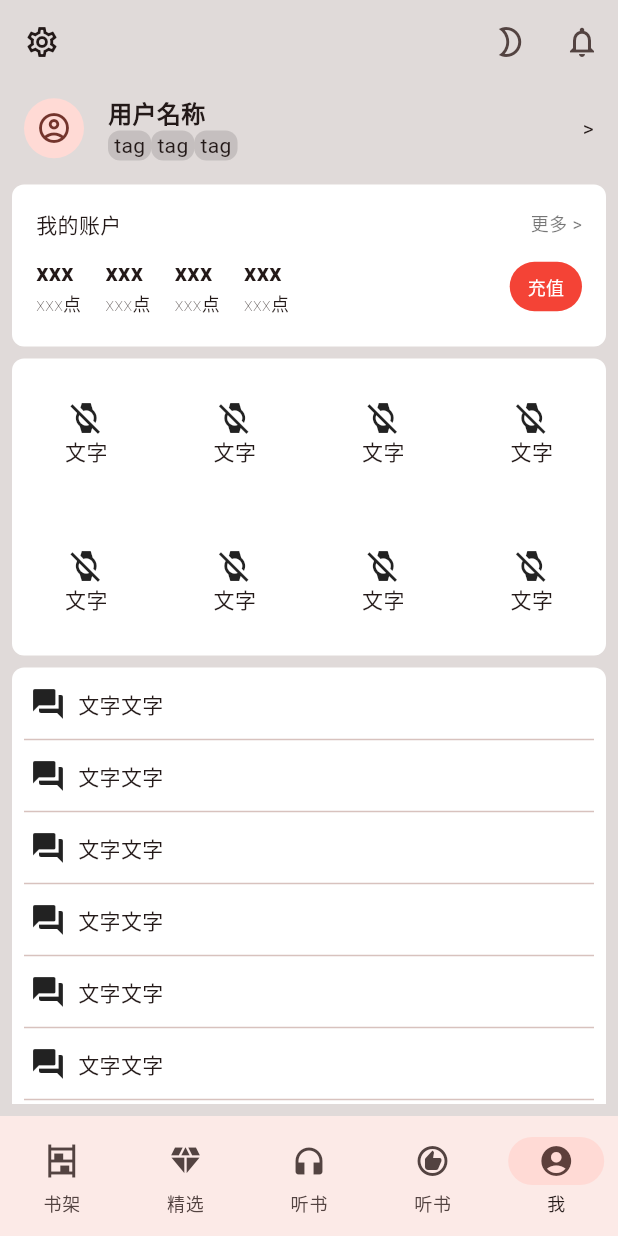
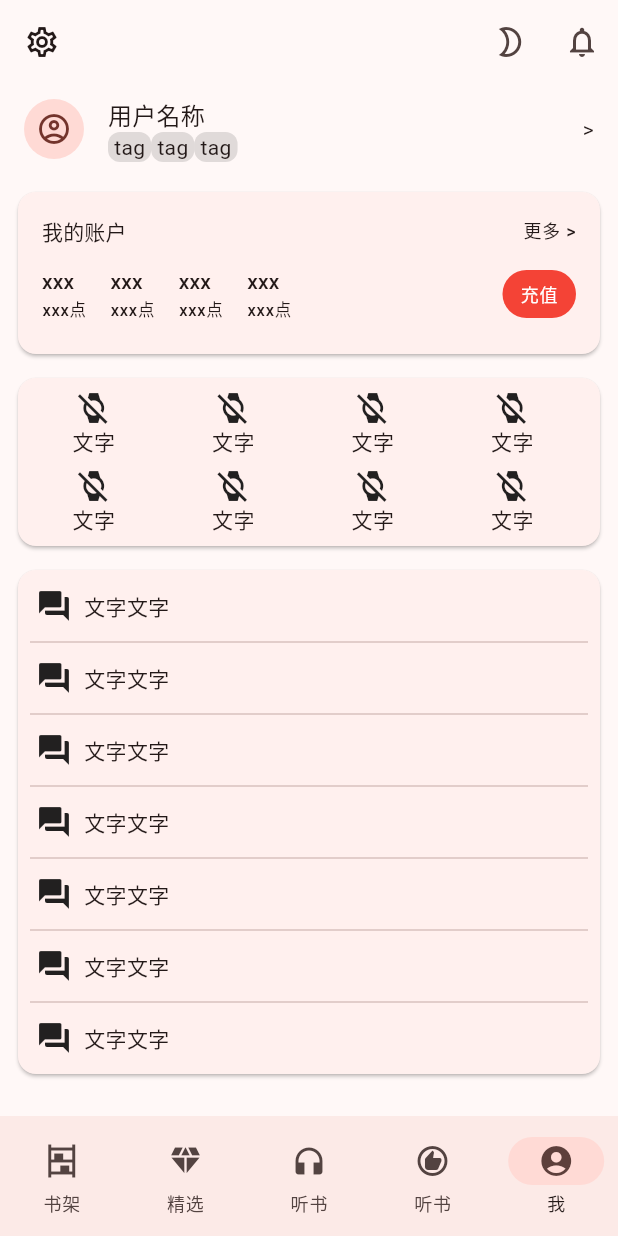
Before and after one commit to eirueirufu/qidian, a Flutter app: the screen it shows after launch, item 5 of the bottom bar chosen, after a tap on "充值", on a phone screen of 412 x 824 dp. Run offline on Flutter 3.47's test engine with Material 3 defaults, Android fonts, the light colour scheme and no system bars.

Commit message:
feat: material restyle

```diff
--- a/lib/me/me.dart
+++ b/lib/me/me.dart
@@ -1,4 +1,5 @@
 import 'package:flutter/material.dart';
+import 'package:qidian/widget/scroll_gap.dart';
 
 class Me extends StatefulWidget {
   const Me({super.key});
@@ -11,12 +12,8 @@ class MeState extends State<Me> {
   @override
   Widget build(BuildContext context) {
     return Scaffold(
-      backgroundColor: Colors.black12,
       appBar: AppBar(
-        // surfaceTintColor: Colors.transparent,
-        backgroundColor: Colors.transparent,
         leading: const Icon(Icons.settings_outlined),
-        elevation: 0,
         actions: [
           IconButton(
             onPressed: () {},
@@ -49,12 +46,9 @@ class MeState extends State<Me> {
                       child: Column(
                         crossAxisAlignment: CrossAxisAlignment.start,
                         children: [
-                          const Text(
+                          Text(
                             "用户名称",
-                            style: TextStyle(
-                              fontSize: 16,
-                              fontWeight: FontWeight.bold,
-                            ),
+                            style: Theme.of(context).textTheme.titleMedium,
                           ),
                           Wrap(
                             children: List.generate(
@@ -78,29 +72,24 @@ class MeState extends State<Me> {
                 ),
               ),
             ),
-            const SliverToBoxAdapter(
-              child: SizedBox(height: 8),
-            ),
+            const ScrollGap(),
             SliverToBoxAdapter(
+              child: Card(
                 child: Container(
                   padding: const EdgeInsets.all(16),
-                decoration: BoxDecoration(
-                  borderRadius: BorderRadius.circular(8),
-                  color: Colors.white,
-                ),
                   child: Column(
                     crossAxisAlignment: CrossAxisAlignment.start,
                     children: [
-                    const Row(
+                      Row(
                         mainAxisAlignment: MainAxisAlignment.spaceBetween,
                         children: [
                           Text(
                             "我的账户",
-                          style: TextStyle(fontSize: 14),
+                            style: Theme.of(context).textTheme.labelLarge,
                           ),
                           Text(
                             "更多 >",
-                          style: TextStyle(fontSize: 12, color: Colors.black54),
+                            style: Theme.of(context).textTheme.labelMedium,
                           ),
                         ],
                       ),
@@ -117,23 +106,21 @@ class MeState extends State<Me> {
                                   ? const SizedBox(
                                       width: 16,
                                     )
-                                : const Column(
+                                  : Column(
                                       crossAxisAlignment:
                                           CrossAxisAlignment.start,
                                       children: [
                                         Text(
                                           "xxx",
-                                        style: TextStyle(
-                                          fontSize: 16,
-                                          fontWeight: FontWeight.bold,
-                                        ),
+                                          style: Theme.of(context)
+                                              .textTheme
+                                              .titleSmall,
                                         ),
                                         Text(
                                           "xxx点",
-                                        style: TextStyle(
-                                          fontSize: 12,
-                                          fontWeight: FontWeight.w100,
-                                        ),
+                                          style: Theme.of(context)
+                                              .textTheme
+                                              .labelSmall,
                                         ),
                                       ],
                                     ),
@@ -153,9 +140,12 @@ class MeState extends State<Me> {
                                   const MaterialStatePropertyAll(Colors.red),
                             ),
                             onPressed: () {},
-                          child: const Text(
+                            child: Text(
                               "充值",
-                            style: TextStyle(fontSize: 12, color: Colors.white),
+                              style: Theme.of(context)
+                                  .textTheme
+                                  .labelMedium
+                                  ?.copyWith(color: Colors.white),
                             ),
                           ),
                         ],
@@ -164,19 +154,21 @@ class MeState extends State<Me> {
                   ),
                 ),
               ),
-            const SliverToBoxAdapter(
-              child: SizedBox(height: 8),
             ),
-            DecoratedSliver(
-              decoration: BoxDecoration(
-                borderRadius: BorderRadius.circular(8),
-                color: Colors.white,
-              ),
-              sliver: SliverGrid.count(
-                crossAxisCount: 4,
+            const ScrollGap(),
+            SliverToBoxAdapter(
+              child: Card(
+                child: Container(
+                  padding: const EdgeInsets.all(8),
+                  child: LayoutBuilder(
+                    builder: (context, constraints) => Wrap(
+                      spacing: 8,
+                      runSpacing: 8,
                       children: List.generate(
                         8,
-                  (index) => const Column(
+                        (index) => SizedBox(
+                          width: (constraints.maxWidth - 8 * 4) / 4,
+                          child: const Column(
                             mainAxisAlignment: MainAxisAlignment.center,
                             crossAxisAlignment: CrossAxisAlignment.center,
                             children: [Icon(Icons.watch_off), Text("文字")],
@@ -184,19 +176,21 @@ class MeState extends State<Me> {
                         ),
                       ),
                     ),
-            const SliverToBoxAdapter(
-              child: SizedBox(height: 8),
                   ),
-            DecoratedSliver(
-              decoration: BoxDecoration(
-                borderRadius: BorderRadius.circular(8),
-                color: Colors.white,
                 ),
-              sliver: SliverPadding(
+              ),
+            ),
+            const ScrollGap(),
+            SliverToBoxAdapter(
+              child: Card(
+                child: Container(
                   padding: const EdgeInsets.all(8),
-                sliver: SliverList.separated(
-                  itemCount: 8,
-                  itemBuilder: (context, index) => Container(
+                  child: Column(
+                    children: List.generate(
+                      13,
+                      (index) => index % 2 == 1
+                          ? const Divider()
+                          : Container(
                               padding: const EdgeInsets.all(4),
                               child: const Row(
                                 children: [
@@ -208,7 +202,8 @@ class MeState extends State<Me> {
                                 ],
                               ),
                             ),
-                  separatorBuilder: (context, index) => const Divider(),
+                    ),
+                  ),
                 ),
               ),
             ),
--- a/lib/shelf/shelf.dart
+++ b/lib/shelf/shelf.dart
@@ -12,9 +12,9 @@ class ShelfState extends State<Shelf> {
   Widget build(BuildContext context) {
     return Scaffold(
       appBar: AppBar(
-        title: const Text(
+        title: Text(
           "今日已读233分钟",
-          style: TextStyle(fontSize: 14, letterSpacing: .2),
+          style: Theme.of(context).textTheme.titleSmall,
         ),
         actions: [
           IconButton(onPressed: () {}, icon: const Icon(Icons.search)),
@@ -71,9 +71,9 @@ class ShelfState extends State<Shelf> {
               child: ListTile(
                 leading:
                     const AspectRatio(aspectRatio: 3 / 4, child: Placeholder()),
-                title: const Text(
+                title: Text(
                   "文字文字文字文字文字",
-                  style: TextStyle(fontSize: 14),
+                  style: Theme.of(context).textTheme.titleMedium,
                   overflow: TextOverflow.ellipsis,
                 ),
                 subtitle: SingleChildScrollView(
@@ -88,59 +88,50 @@ class ShelfState extends State<Shelf> {
                           borderRadius:
                               const BorderRadius.all(Radius.circular(8)),
                         ),
-                        child: const Text(
+                        child: Text(
                           "tag",
-                          style: TextStyle(fontSize: 12),
+                          style: Theme.of(context).textTheme.labelSmall,
                         ),
                       );
                     }),
                   ),
                 ),
-                trailing: Container(
-                  padding:
-                      const EdgeInsets.symmetric(vertical: 8, horizontal: 12),
-                  decoration: const BoxDecoration(
-                    color: Colors.black12,
-                    borderRadius: BorderRadius.all(Radius.circular(16)),
-                  ),
-                  child: const Text("签到"),
-                ),
               ),
             ),
-            const SliverAppBar(
+            SliverAppBar(
               pinned: true,
               titleSpacing: 0,
               title: Row(
                 children: [
-                  SizedBox(
+                  const SizedBox(
                     width: 8,
                   ),
                   Text(
                     "最近阅读",
-                    style: TextStyle(fontSize: 12),
+                    style: Theme.of(context).textTheme.labelMedium,
                   ),
-                  SizedBox(
+                  const SizedBox(
                     width: 12,
                   ),
                   Text(
                     "浏览记录",
-                    style: TextStyle(fontSize: 12),
+                    style: Theme.of(context).textTheme.labelMedium,
                   ),
                 ],
               ),
               actions: [
                 Text(
                   "管理",
-                  style: TextStyle(fontSize: 12),
+                  style: Theme.of(context).textTheme.labelMedium,
                 ),
-                SizedBox(
+                const SizedBox(
                   width: 12,
                 ),
                 Text(
                   "筛选",
-                  style: TextStyle(fontSize: 12),
+                  style: Theme.of(context).textTheme.labelMedium,
                 ),
-                SizedBox(
+                const SizedBox(
                   width: 8,
                 ),
               ],
@@ -148,12 +139,14 @@ class ShelfState extends State<Shelf> {
             SliverList.builder(
               itemCount: 20,
               itemBuilder: (context, index) {
-                return const ListTile(
-                  leading:
-                      AspectRatio(aspectRatio: 3 / 4, child: Placeholder()),
+                return ListTile(
+                  leading: const AspectRatio(
+                    aspectRatio: 3 / 4,
+                    child: Placeholder(),
+                  ),
                   title: Text(
                     "文字文字文字文字文字",
-                    style: TextStyle(fontSize: 16),
+                    style: Theme.of(context).textTheme.titleMedium,
                     overflow: TextOverflow.ellipsis,
                   ),
                   subtitle: Column(
@@ -161,17 +154,17 @@ class ShelfState extends State<Shelf> {
                     children: [
                       Text(
                         "文字文字文字文字文字",
-                        style: TextStyle(fontSize: 12, color: Colors.black54),
+                        style: Theme.of(context).textTheme.labelMedium,
                         overflow: TextOverflow.ellipsis,
                       ),
                       Text(
                         "文字文字文字文字文字文字文字文字文字文字文字文字文字文字文字文字文字文字文字文字",
-                        style: TextStyle(fontSize: 12, color: Colors.black54),
+                        style: Theme.of(context).textTheme.labelSmall,
                         overflow: TextOverflow.ellipsis,
                       ),
                     ],
                   ),
-                  trailing: Column(
+                  trailing: const Column(
                     children: [Icon(Icons.more_horiz)],
                   ),
                 );
```
Also changed, not shown: lib/rcmd/rcmd_manga.dart (+25 -43 lines). Lines whose indentation alone changed are shown as unchanged.
